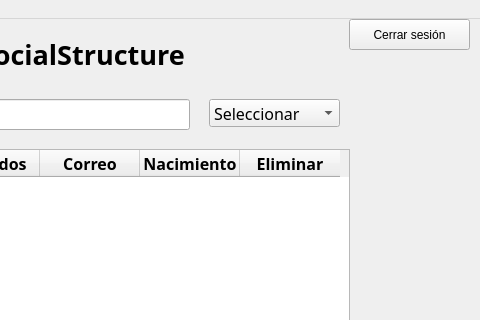
This is Fase2/adminwindow.ui in angelygm03/-EDD-Proyecto_202210483 as Qt 5 draws it before an edit; both pictures show x 251 to 731 and y 0 to 320 of the 731 by 446 pixel window. The edited form follows.
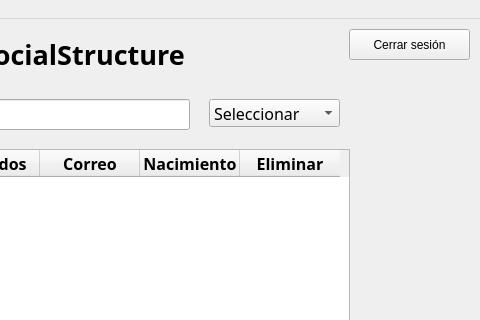
This is the edited form.

The edit to the form file:
```diff
--- a/Fase2/adminwindow.ui
+++ b/Fase2/adminwindow.ui
@@ -18,7 +18,7 @@
     <property name="geometry">
      <rect>
       <x>600</x>
-      <y>0</y>
+      <y>10</y>
       <width>121</width>
       <height>31</height>
      </rect>
```
